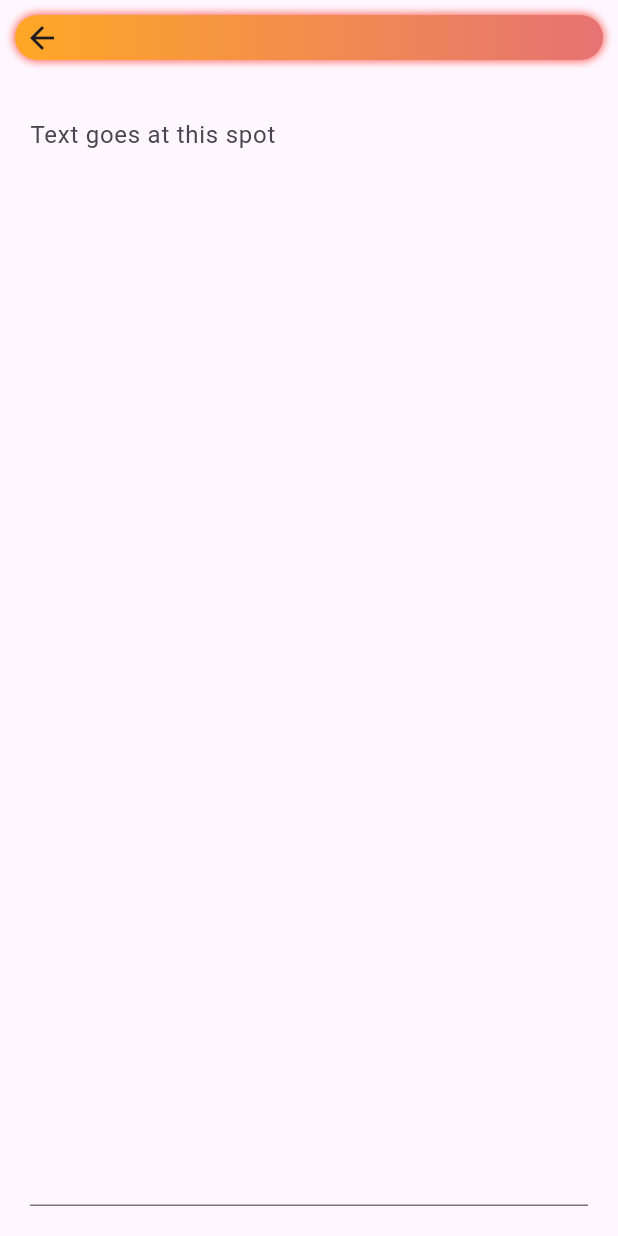
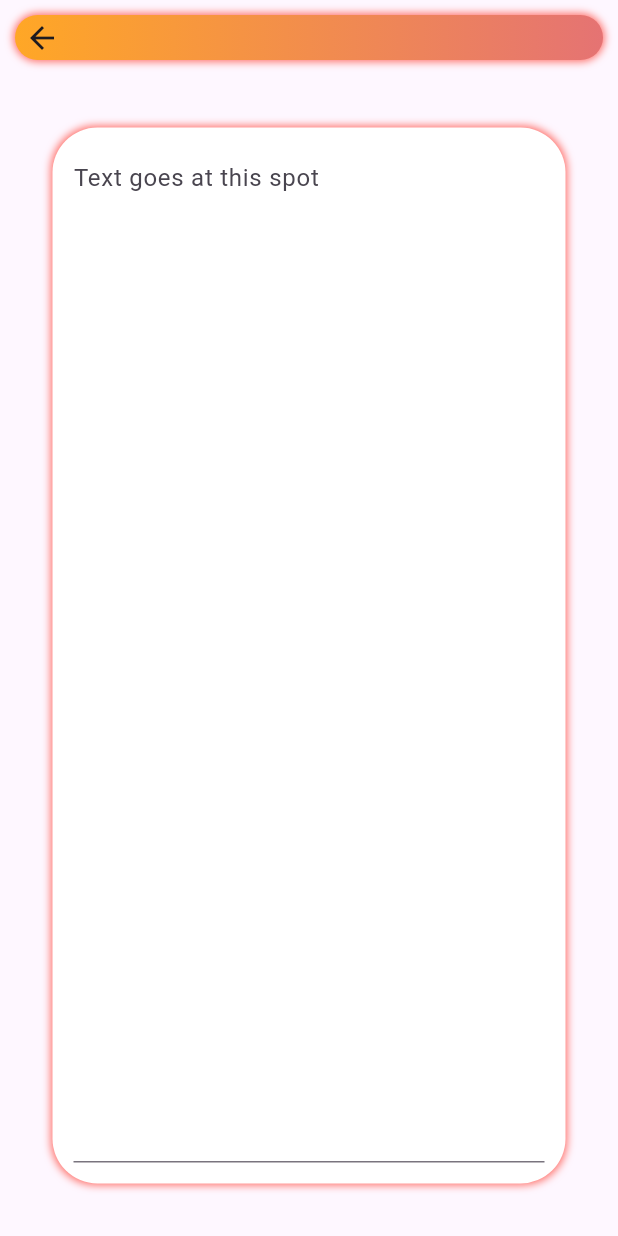
Before and after one commit to Daniel-Shunom/simplyput_flutter, a Flutter app: the RecognizePage screen opened directly with empty values, on a phone screen of 412 x 824 dp. Run offline on Flutter 3.47's test engine with Material 3 defaults, Android fonts, the phone set to English and light mode, and no system bars; our stand-ins replace file_picker, firebase_auth, firebase_core, flashy_tab_bar2, flutter_dotenv, flutter_gemini and 8 more; missing offline and left inert: google_mlkit_text_recognition, langchain, langchain_community, langchain_google, langchain_pinecone, modular_ui and 2 more; accounts and stored records are empty; generated files the repository leaves out were written again; project files that could hold a hidden picture were left out.

Commit message:
I styled the COR display text section. Modified the doc pickers and removed unremoved variables. At this point, the function is not working and needs further investigation.

```diff
--- a/lib/src/backend/index_notifier.dart
+++ b/lib/src/backend/index_notifier.dart
@@ -23,7 +23,7 @@ class IndexNotifier extends _$IndexNotifier {
   @override
   IndexState build() => IndexState.initial;
 
-  void createAndUploadPineconeIndex() async {
+  createAndUploadPineconeIndex() async {
     const vectorDimension = 1536;
     state = IndexState.loading;
 
@@ -56,8 +56,8 @@ class IndexNotifier extends _$IndexNotifier {
     try {
       //pickPDFFile might be the main function
       //for now this function gets the pdf but without loading
-      final pdfFromAsset =
-          await pickPDFFiles(); //since we got the path froma previous fucntion we just pass it here
+      List<int>? pdfFromAsset =
+          await readPDFFile(); //since we got the path froma previous fucntion we just pass it here
       final document = PdfDocument(inputBytes: pdfFromAsset as Uint8List);
       // Extract text from the PDF
       String textExtract = PdfTextExtractor(document).extractText();
--- a/lib/src/components/recognition_page.dart
+++ b/lib/src/components/recognition_page.dart
@@ -52,13 +52,28 @@ class _RecognizePageState extends State<RecognizePage> {
           ? const Center(
               child: CircularProgressIndicator(),
             )
-          : Container(
-              padding: const EdgeInsets.all(20),
-              child: TextFormField(
-                maxLines: MediaQuery.of(context).size.height.toInt(),
-                controller: _ocrController,
-                decoration: const InputDecoration(
-                  hintText: "Text goes at this spot",
+          : Padding(
+              padding: const EdgeInsets.all(35.0),
+              child: Container(
+                decoration: BoxDecoration(
+                  border: Border.all(width: 6, color: Colors.transparent),
+                  borderRadius: BorderRadius.circular(30),
+                  color: Colors.white,
+                  boxShadow: const [
+                    BoxShadow(
+                      color: Color(0xffff6961),
+                      spreadRadius: 1,
+                      blurRadius: 4,
+                    )
+                  ],
+                ),
+                padding: const EdgeInsets.all(8),
+                child: TextFormField(
+                  maxLines: MediaQuery.of(context).size.height.toInt(),
+                  controller: _ocrController,
+                  decoration: const InputDecoration(
+                    hintText: "Text goes at this spot",
+                  ),
                 ),
               ),
             ),
```
Also changed, not shown: lib/src/backend/doc_pickers.dart (+8 -0 lines), lib/src/frontend/books.dart (+25 -1 lines), lib/src/frontend/home.dart (+4 -51 lines).
